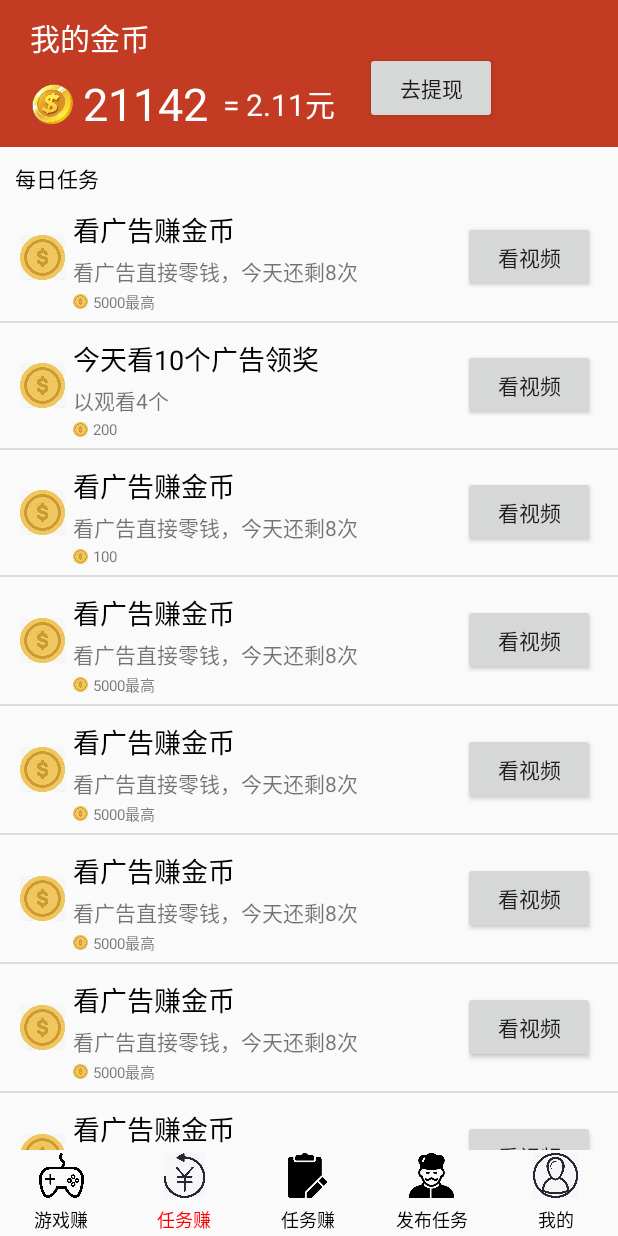
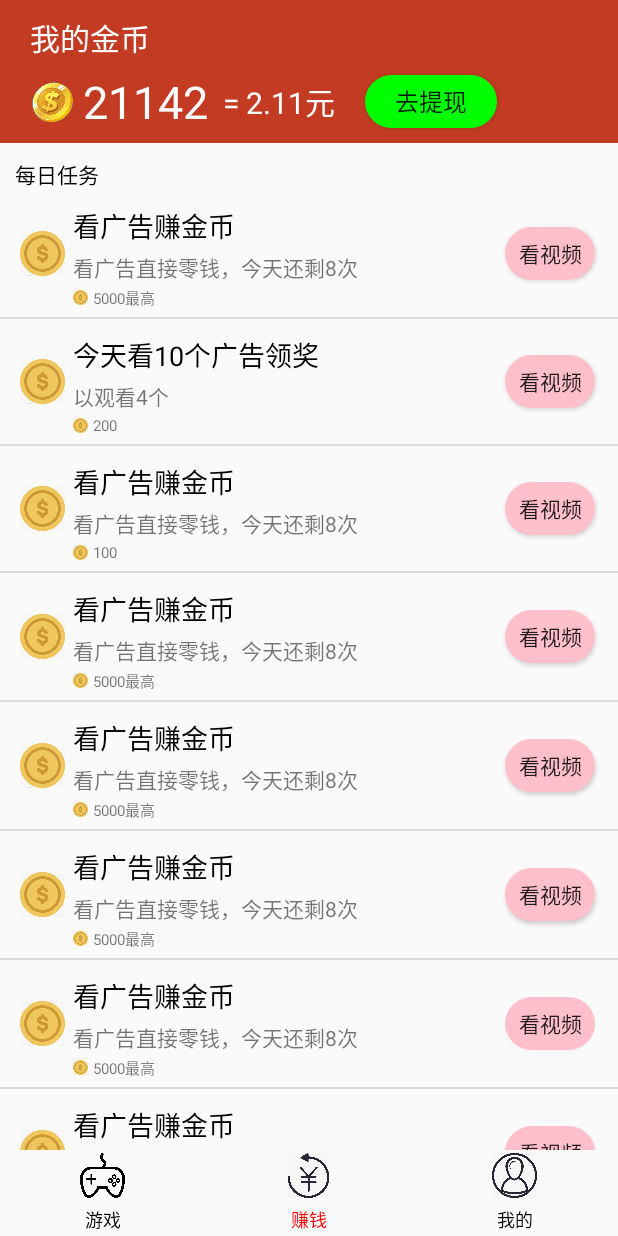
Before and after one commit to zhaopeng86/jubaopen, an Android app: the screen it shows after launch (MakeMoneyActivity), after a tap on "看视频", on a phone screen of 412 x 824 dp. Run offline under Robolectric (Android 15) with nearby library versions, the light colour scheme and no system bars; libraries missing offline, so code that uses them is left out: com.hjq.toast, com.huawei.hms, com.qq.e; 1 statement that could not run was skipped; 2 other taps on this screen came first.

Commit message:
add pay sence6

```diff
--- a/example/src/main/java/com/easyads/info/makemoney/MakeMoneyActivity.java
+++ b/example/src/main/java/com/easyads/info/makemoney/MakeMoneyActivity.java
@@ -57,21 +57,19 @@ public class MakeMoneyActivity extends BaseActivity implements View.OnClickListe
     @Override
     protected void onCreate( Bundle savedInstanceState) {
         super.onCreate(savedInstanceState);
-        ANRWatchDog.getInstance().start();
-        ANRWatchDog.getInstance().addANRListener(new ANRWatchDog.ANRListener() {
-            @Override
-            public void onAnrHappened(String stackTraceInfo) {
-                Log.e("ANRWatchDog ANRHappe-->","hanppen1111111"+stackTraceInfo);
-            }
-
-            @Override
-            public void onNotAnrHappened() {
-                Log.e("ANRWatchDog notAnr-->","onNotAnrHappened2222");
-
-            }
-        });
-
-
+//        ANRWatchDog.getInstance().start();
+//        ANRWatchDog.getInstance().addANRListener(new ANRWatchDog.ANRListener() {
+//            @Override
+//            public void onAnrHappened(String stackTraceInfo) {
+//                Log.e("ANRWatchDog ANRHappe-->","hanppen1111111"+stackTraceInfo);
+//            }
+//
+//            @Override
+//            public void onNotAnrHappened() {
+//                Log.e("ANRWatchDog notAnr-->","onNotAnrHappened2222");
+//
+//            }
+//        });
 
         linearLayoutAll= (ViewGroup) getLayoutInflater().inflate(R.layout.makemoney,null);
         setContentView(linearLayoutAll);
@@ -135,12 +133,12 @@ public class MakeMoneyActivity extends BaseActivity implements View.OnClickListe
 
     public void inittabBar(){
         TextView textView = findViewById(R.id.ll_include).findViewById(R.id.textView5);
-        textView.setText("游戏赚");
+        textView.setText("游戏");
         ImageView imageView= findViewById(R.id.ll_include).findViewById(R.id.imageView2);
         imageView.setBackgroundResource(R.drawable.game);
 
         TextView textView2 = findViewById(R.id.ll_include2).findViewById(R.id.textView5);
-        textView2.setText("任务赚");
+        textView2.setText("赚钱");
         ImageView imageView2= findViewById(R.id.ll_include2).findViewById(R.id.imageView2);
         imageView2.setImageResource(R.drawable.makemoney);
 
--- /dev/null
+++ b/example/src/main/res/drawable/btnback.xml
@@ -0,0 +1,17 @@
+<?xml version="1.0" encoding="utf-8"?>
+<shape xmlns:android="http://schemas.android.com/apk/res/android"
+    android:shape="rectangle">
+    <solid android:color="#ffffff"/>
+
+    <corners
+        android:topLeftRadius="18dip"
+        android:topRightRadius="18dip"
+        android:bottomLeftRadius="18dip"
+    android:bottomRightRadius="18dip"/>
+
+    <gradient
+        android:angle="0"
+        android:endColor="#00FF00"
+        android:startColor="#00FF00"
+        />
+</shape>
--- /dev/null
+++ b/example/src/main/res/drawable/btnback2.xml
@@ -0,0 +1,17 @@
+<?xml version="1.0" encoding="utf-8"?>
+<shape xmlns:android="http://schemas.android.com/apk/res/android"
+    android:shape="rectangle">
+    <solid android:color="#ffffff"/>
+
+    <corners
+        android:topLeftRadius="18dip"
+        android:topRightRadius="18dip"
+        android:bottomLeftRadius="18dip"
+    android:bottomRightRadius="18dip"/>
+
+    <gradient
+        android:angle="0"
+        android:endColor="#FFC0CB"
+        android:startColor="#FFC0CB"
+        />
+</shape>
--- a/example/src/main/res/layout/activity_game.xml
+++ b/example/src/main/res/layout/activity_game.xml
@@ -5,7 +5,7 @@
     android:layout_height="match_parent"
     android:orientation="vertical"
     tools:context=".MainActivity">
-    <WebView
+    <com.easyads.info.makemoney.Html5WebView
         android:layout_width="match_parent"
         android:layout_height="match_parent"
         android:id="@+id/webcontent"
@@ -20,6 +20,4 @@
         android:text="返回"
         >
     </Button>
-
-
 </FrameLayout>
--- a/example/src/main/res/layout/advideoitem.xml
+++ b/example/src/main/res/layout/advideoitem.xml
@@ -58,9 +58,10 @@
     <Button
         android:id="@+id/adshow"
         android:layout_marginRight="10dp"
-        android:layout_width="wrap_content"
-        android:layout_height="wrap_content"
+        android:layout_width="60dp"
+        android:layout_height="35dp"
         android:layout_alignParentRight="true"
         android:layout_centerVertical="true"
+        android:background="@drawable/btnback2"
         android:text="看视频"></Button>
 </RelativeLayout>
--- a/example/src/main/res/layout/makemoney.xml
+++ b/example/src/main/res/layout/makemoney.xml
@@ -26,8 +26,8 @@
         android:layout_alignParentBottom="true">
         <include android:id="@+id/ll_include" layout="@layout/tablayout"/>
         <include android:id="@+id/ll_include2" layout="@layout/tablayout"/>
-        <include android:id="@+id/ll_include3" layout="@layout/tablayout"/>
-        <include android:id="@+id/ll_include4" layout="@layout/tablayout"/>
+        <include android:id="@+id/ll_include3" layout="@layout/tablayout" android:visibility="gone"/>
+        <include android:id="@+id/ll_include4" layout="@layout/tablayout" android:visibility="gone"/>
         <include android:id="@+id/ll_include5" layout="@layout/tablayout"/>
     </LinearLayout>
 </RelativeLayout>
--- a/example/src/main/res/layout/mymoney.xml
+++ b/example/src/main/res/layout/mymoney.xml
@@ -47,9 +47,12 @@
 
         <Button
             android:layout_width="wrap_content"
-            android:layout_height="wrap_content"
+            android:layout_height="35dp"
             android:layout_marginLeft="20dp"
             android:layout_marginBottom="10dp"
+            android:layout_marginTop="10dp"
+            android:textSize="16sp"
+            android:background="@drawable/btnback"
             android:text="去提现"></Button>
     </LinearLayout>
 
```
Also changed, not shown: example/src/main/java/com/easyads/info/makemoney/GameDetailsActivity.java (+19 -4 lines), example/src/main/java/com/easyads/info/makemoney/Html5WebView.java (added, +135 -0 lines), example/src/main/java/com/easyads/info/makemoney/NetStatusUtil.java (added, +90 -0 lines), example/src/main/res/layout/setting.xml (+106 -2 lines), example/src/main/res/drawable/rightenter.png (added), example/src/main/res/drawable/rightp.png (added), example/src/main/res/drawable/rr.png (added).
